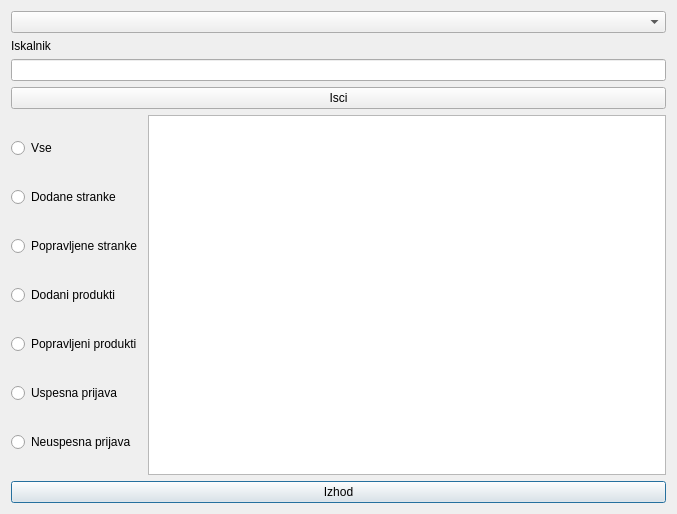
Old version of the form arhiv.ui in the repository MaxMaxy/racun.
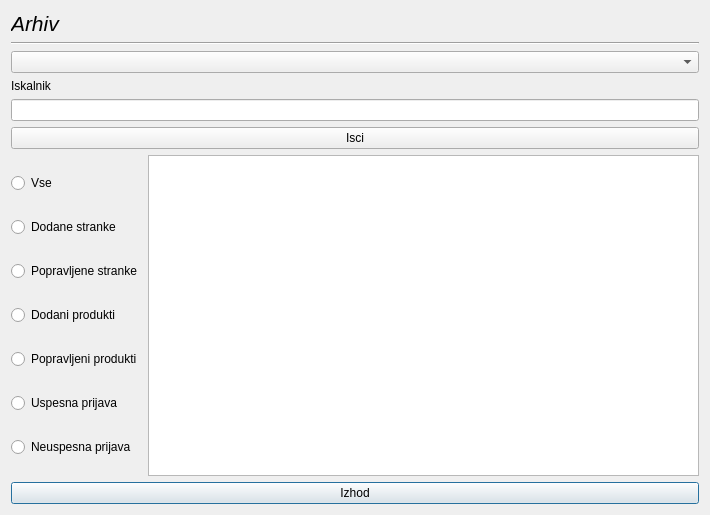
New version of the form.

```diff
--- a/arhiv.ui
+++ b/arhiv.ui
@@ -6,15 +6,28 @@
    <rect>
     <x>0</x>
     <y>0</y>
-    <width>677</width>
-    <height>514</height>
+    <width>710</width>
+    <height>515</height>
    </rect>
   </property>
   <property name="windowTitle">
    <string>Dialog</string>
   </property>
   <layout class="QGridLayout" name="gridLayout">
-   <item row="1" column="0">
+   <item row="0" column="0">
+    <widget class="QLabel" name="label_2">
+     <property name="font">
+      <font>
+       <pointsize>16</pointsize>
+       <italic>true</italic>
+      </font>
+     </property>
+     <property name="text">
+      <string>Arhiv</string>
+     </property>
+    </widget>
+   </item>
+   <item row="3" column="0">
     <widget class="QLabel" name="label">
      <property name="text">
       <string>Iskalnik</string>
@@ -24,7 +37,7 @@
      </property>
     </widget>
    </item>
-   <item row="4" column="0">
+   <item row="6" column="0">
     <layout class="QVBoxLayout" name="verticalLayout_2">
      <item>
       <layout class="QHBoxLayout" name="horizontalLayout">
@@ -99,19 +112,26 @@
      </item>
     </layout>
    </item>
-   <item row="0" column="0">
-    <widget class="QComboBox" name="comboBox"/>
-   </item>
    <item row="2" column="0">
+    <widget class="QComboBox" name="comboBox"/>
+   </item>
+   <item row="4" column="0">
     <widget class="QLineEdit" name="lineEdit_isci"/>
    </item>
-   <item row="3" column="0">
+   <item row="5" column="0">
     <widget class="QPushButton" name="pushButton_2">
      <property name="text">
       <string>Isci</string>
      </property>
     </widget>
    </item>
+   <item row="1" column="0">
+    <widget class="Line" name="line">
+     <property name="orientation">
+      <enum>Qt::Horizontal</enum>
+     </property>
+    </widget>
+   </item>
   </layout>
  </widget>
  <tabstops>
```
